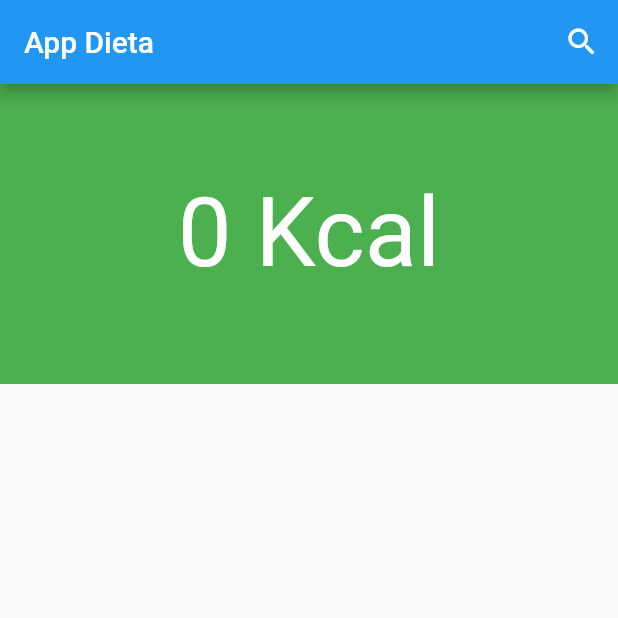
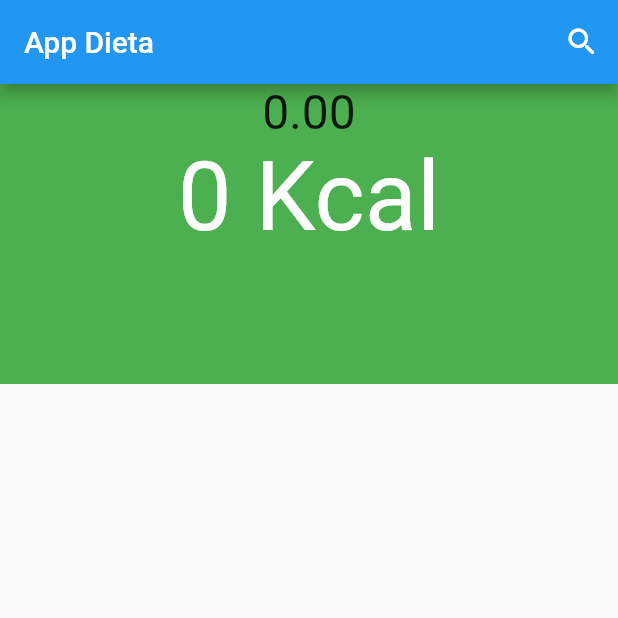
Before and after one commit to karlaycosta/1_app_dieta, a Flutter app: the screen it shows after launch, on a phone screen of 412 x 824 dp, the top half of it. Run offline on Flutter 3.47's test engine with Material 2 defaults, Android fonts, the phone set to English and light mode, and no system bars; our stand-ins replace supabase_flutter; accounts and stored records are empty.

Commit message:
04-04-2022

```diff
--- a/lib/screens/home_page.dart
+++ b/lib/screens/home_page.dart
@@ -6,6 +6,7 @@ import 'package:app_dieta/models/refeicao.dart';
 import 'package:app_dieta/screens/editar_alimentos.dart';
 import 'package:app_dieta/screens/search.dart';
 import 'package:app_dieta/utils/helper.dart';
+import 'package:app_dieta/widget/texto_animado.dart';
 import 'package:flutter/material.dart';
 
 class HomePage extends StatelessWidget {
@@ -14,8 +15,7 @@ class HomePage extends StatelessWidget {
   @override
   Widget build(BuildContext context) {
     final refeicao = Refeicao();
-    final dieta = Dieta();
-    print(dieta is InfoNutricional);
+    // final dieta = Dieta();
     return Scaffold(
       appBar: AppBar(
         title: const Text('App Dieta'),
@@ -44,12 +44,19 @@ class HomePage extends StatelessWidget {
                 height: 200,
                 color: Colors.green,
                 child: Center(
-                  child: Text(
-                    '${formatarNumero(refeicao.calorias)} Kcal',
-                    style: const TextStyle(
-                      fontSize: 64,
-                      color: Colors.white,
-                    ),
+                  child: Column(
+                    children: [
+                      TextoAnimado(
+                        end: refeicao.calorias,
+                      ),
+                      Text(
+                        '${formatarNumero(refeicao.calorias)} Kcal',
+                        style: const TextStyle(
+                          fontSize: 64,
+                          color: Colors.white,
+                        ),
+                      ),
+                    ],
                   ),
                 ),
               ),
@@ -71,7 +78,8 @@ class HomePage extends StatelessWidget {
                       // aguarda o novo valor do alimento
                       final res = await Navigator.of(context).push<Alimento>(
                         MaterialPageRoute(
-                            builder: (context) => EditarAlimentos(alimento: alimento)),
+                            builder: (context) =>
+                                EditarAlimentos(alimento: alimento)),
                       );
                       // Troca o alimento com base no indice
                       refeicao.trocar(index, res);
--- /dev/null
+++ b/lib/widget/texto_animado.dart
@@ -0,0 +1,41 @@
+import 'package:flutter/widgets.dart';
+
+class TextoAnimado extends StatefulWidget {
+  final double begin, end;
+  final Duration duration;
+  const TextoAnimado({
+    required this.end,
+    this.begin = 0,
+    this.duration = const Duration(milliseconds: 500),
+    Key? key,
+  }) : super(key: key);
+
+  @override
+  State<TextoAnimado> createState() => _TextoAnimadoState();
+}
+
+class _TextoAnimadoState extends State<TextoAnimado> {
+  late double begin = widget.begin;
+  late double end = widget.end;
+
+  @override
+  void didUpdateWidget(TextoAnimado oldWidget) {
+    begin = oldWidget.end;
+    end = widget.end;
+    super.didUpdateWidget(oldWidget);
+  }
+
+  @override
+  Widget build(BuildContext context) {
+    return TweenAnimationBuilder<double>(
+      tween: Tween(begin: begin, end: end),
+      duration: widget.duration,
+      builder: (context, valor, child) {
+        return Text(
+          valor.toStringAsFixed(2),
+          style: const TextStyle(fontSize: 32),
+        );
+      },
+    );
+  }
+}
```
